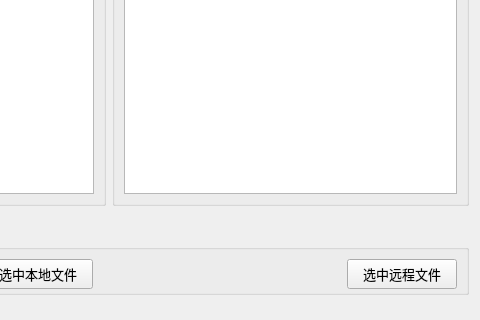
Above: forms/form_folder.ui from FrancisOWO/NetSyncDisk before the change; both pictures show x 262 to 742 and y 407 to 727 of the 742 by 727 pixel window. Below: the same form after it.
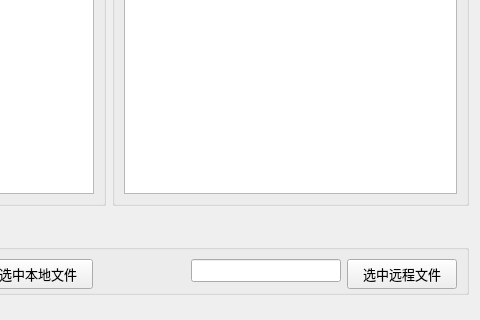
That is the form after the change.

What changed in the file:
```diff
--- a/forms/form_folder.ui
+++ b/forms/form_folder.ui
@@ -366,6 +366,27 @@
        </spacer>
       </item>
       <item row="0" column="3">
+       <widget class="QLineEdit" name="lnRemoteFilePath">
+        <property name="minimumSize">
+         <size>
+          <width>150</width>
+          <height>0</height>
+         </size>
+        </property>
+        <property name="maximumSize">
+         <size>
+          <width>150</width>
+          <height>16777215</height>
+         </size>
+        </property>
+        <property name="font">
+         <font>
+          <pointsize>10</pointsize>
+         </font>
+        </property>
+       </widget>
+      </item>
+      <item row="0" column="4">
        <widget class="QPushButton" name="pbtnChoRemoteFile">
         <property name="minimumSize">
          <size>
```
